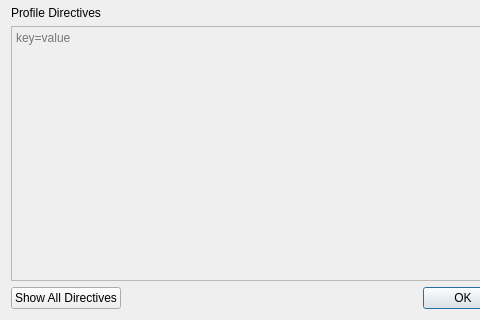
First picture: the form in src/dialogs/NativeDebugDialog.ui, repository rizinorg/cutter, before the edit; both pictures show x 0 to 480 and y 130 to 450 of the 600 by 450 pixel window.
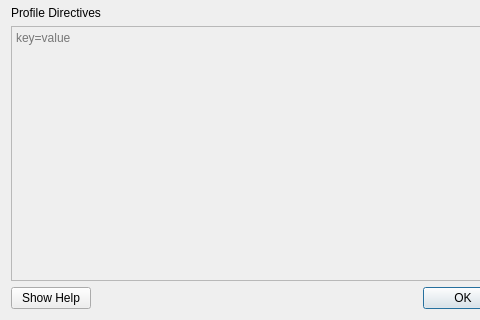
Second picture: the form after the edit.

Patch:
```diff
--- a/src/dialogs/NativeDebugDialog.ui
+++ b/src/dialogs/NativeDebugDialog.ui
@@ -121,7 +121,7 @@
      <item>
       <widget class="QPushButton" name="directiveListBtn">
        <property name="text">
-        <string>Show All Directives</string>
+        <string>Show Help</string>
        </property>
       </widget>
      </item>
```
